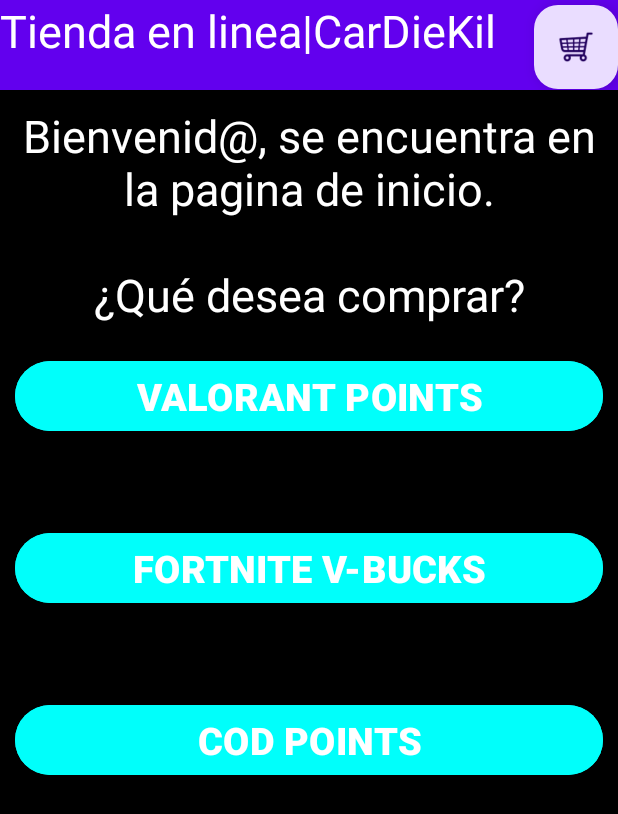
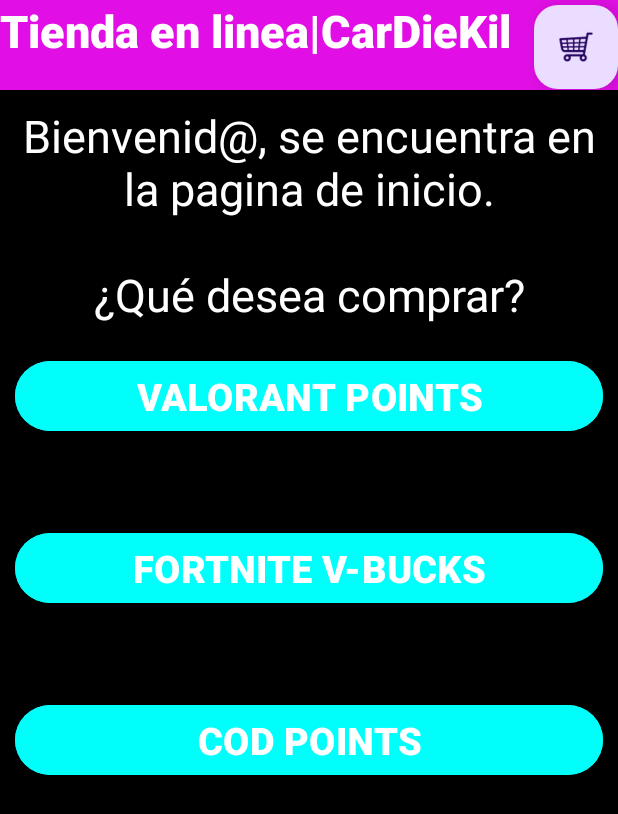
Before and after one commit to KilmarAlfaro/ProgramacionIICiclo3, an Android app: the MainActivity screen opened directly, with no data from a screen before it, on a phone screen of 412 x 824 dp. Shown: the top 814 px of the screen. Run offline under Robolectric (Android 15) with nearby library versions, the phone set to English and light mode, and no system bars.

```diff
--- a/ProgramacionII/app/src/main/res/layout/activity_main.xml
+++ b/ProgramacionII/app/src/main/res/layout/activity_main.xml
@@ -12,9 +12,10 @@
         android:layout_width="match_parent"
         android:layout_height="60dp"
         android:text="Tienda en linea|CarDieKil"
-        android:background="@color/design_default_color_primary"
+        android:background="#E10FE5"
         android:textSize="30dp"
-        android:textColor="@color/white"/>
+        android:textColor="@color/white"
+        android:fontFamily="sans-serif-black"/>
 
     <com.google.android.material.floatingactionbutton.FloatingActionButton
 
--- a/ProgramacionII/app/src/main/res/layout/valorant.xml
+++ b/ProgramacionII/app/src/main/res/layout/valorant.xml
@@ -12,9 +12,10 @@
         android:layout_width="match_parent"
         android:layout_height="60dp"
         android:text="Tienda en linea|CarDieKil"
-        android:background="@color/white"
+        android:background="#E10FE5"
         android:textSize="30dp"
-        android:textColor="@color/black"/>
+        android:textColor="@color/white"
+        android:fontFamily="sans-serif-black"/>
     <com.google.android.material.floatingactionbutton.FloatingActionButton
         android:contentDescription="aaa"
         android:id="@+id/fabCarrito"
```
